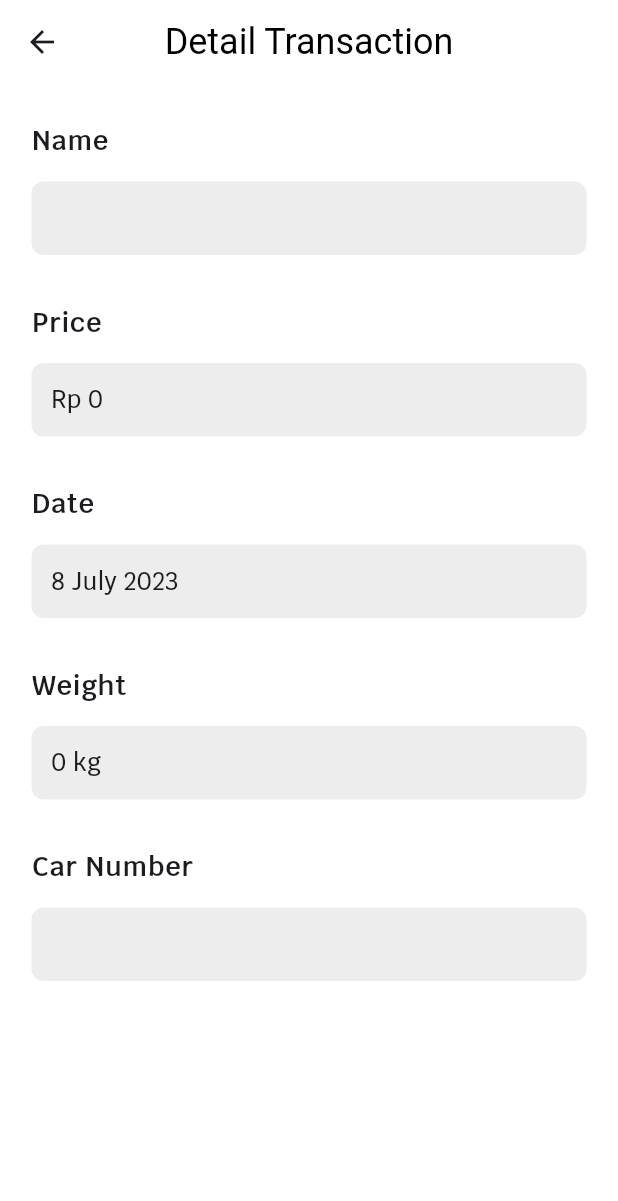
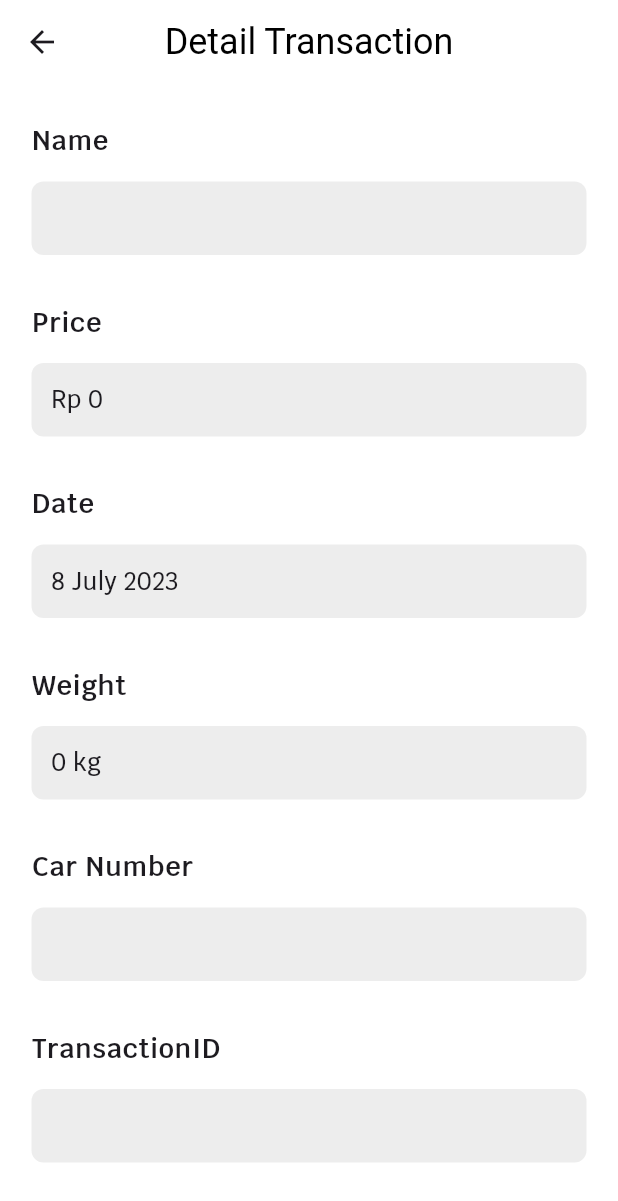
Before and after one commit to dna2121/sales_report_app, a Flutter app: the AdminDetailtxView screen opened directly with empty values, on a phone screen of 412 x 824 dp. Shown: the top 1201 px of the screen. Run offline on Flutter 3.47's test engine with Material 2 defaults, Android fonts, the phone set to English and light mode, and no system bars; our stand-ins replace cloud_firestore, date_field, dropdown_search, firebase_auth, firebase_core, get and 1 more; accounts and stored records are empty.

Commit message:
add transactionId on ui

```diff
--- a/lib/app/modules/admin/controllers/admintx_controller.dart
+++ b/lib/app/modules/admin/controllers/admintx_controller.dart
@@ -16,6 +16,7 @@ class AdminTxController extends GetxController {
   final carC = TextEditingController();
   final weightC = TextEditingController();
   final dateC = TextEditingController();
+  final trxidC = TextEditingController();
 
   var selectedDate = DateTime.now().obs;
   late String documentId;
@@ -138,12 +139,14 @@ class AdminTxController extends GetxController {
         int weight = data['weight'] as int;
         Timestamp timestamp = data['date'] as Timestamp;
         String carnum = data['carNumber'] as String;
+        String trxId = data['transactionID'] as String;
 
         priceC.text = price.toString();
         selectedName = name;
         weightC.text = weight.toString();
         dateC.text = DateFormat('yyyy-MM-dd').format(timestamp.toDate());
         carC.text = carnum;
+        trxidC.text = trxId;
       }
     } catch (error) {
       print('Failed to fetch document data: $error');
--- a/lib/app/modules/admin/views/admin_detailtx_view.dart
+++ b/lib/app/modules/admin/views/admin_detailtx_view.dart
@@ -104,6 +104,17 @@ class AdminDetailtxView extends GetView<AdminTxController> {
                     child: StringField(text: userData['carNumber']),
                   ),
                   SizedBox(height: 18),
+                  Padding(
+                    padding:
+                        const EdgeInsets.symmetric(horizontal: 21, vertical: 7),
+                    child: HeaderText(text: "TransactionID"),
+                  ),
+                  Padding(
+                    padding:
+                        const EdgeInsets.symmetric(horizontal: 21, vertical: 7),
+                    child: StringField(text: userData['transactionID']),
+                  ),
+                  SizedBox(height: 35),
                 ],
               );
             } else if (snapshot.hasError) {
--- a/lib/app/modules/admin/views/supplier_view.dart
+++ b/lib/app/modules/admin/views/supplier_view.dart
@@ -77,6 +77,9 @@ class SupplierView extends GetView<SupplierController> {
                                           TitleText(text: "Address"),
                                           Text(data['address']),
                                           SizedBox(height: 17),
+                                          TitleText(text: "Email address"),
+                                          Text(data['email']),
+                                          SizedBox(height: 17),
                                         ],
                                       ),
                                     ),
```
Also changed, not shown: lib/app/modules/admin/views/update_tx_view.dart (+7 -0 lines), lib/app/modules/transaction/views/detail_tx_view.dart (+11 -0 lines).
